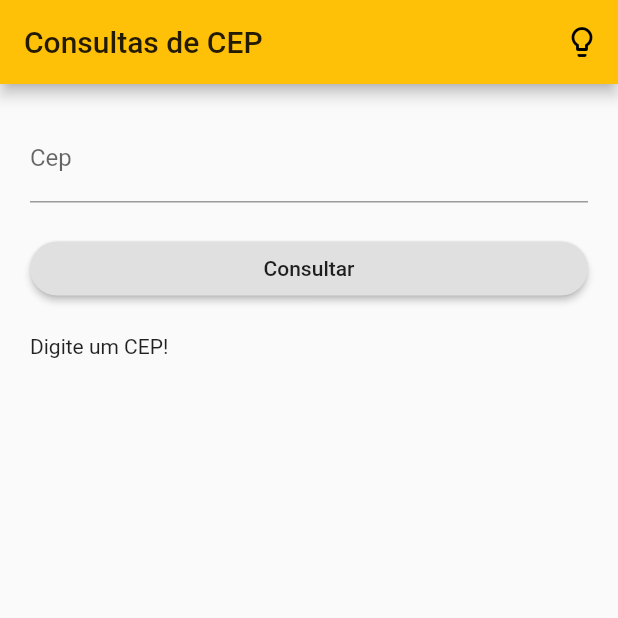
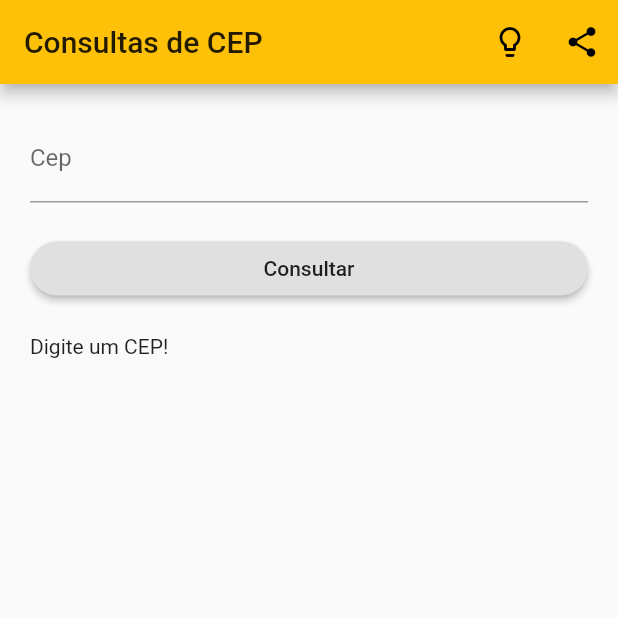
Before and after one commit to marcoafsilva/search-cep, a Flutter app: the screen it shows after launch, after a tap on "Consultar", on a phone screen of 412 x 824 dp, the top half of it. Run offline on Flutter 3.47's test engine with Material 2 defaults, Android fonts, the phone set to English and light mode, and no system bars; our stand-ins replace dynamic_theme, flushbar, share; missing offline and left inert: screen.

Commit message:
Itens desafio

```diff
--- a/lib/main.dart
+++ b/lib/main.dart
@@ -1,14 +1,31 @@
+import 'package:dynamic_theme/dynamic_theme.dart';
 import 'package:flutter/material.dart';
 import 'package:search_cep/views/home_page.dart';
 
 
 void main() {
-  runApp(MaterialApp(
-    debugShowCheckedModeBanner: false,
-    home: HomePage(),
-    theme: ThemeData(brightness: Brightness.light, primarySwatch: Colors.amber),
-    darkTheme: ThemeData(
-      brightness: Brightness.dark,
-    ),
-  ));
+  runApp(
+    MyApp()
+  );
 }
+
+class MyApp extends StatelessWidget {
+  @override
+  Widget build(BuildContext context) {
+    return new DynamicTheme(
+      defaultBrightness: Brightness.light,
+      data: (brightness) => new ThemeData(
+        primarySwatch: Colors.amber,
+        brightness: brightness,
+      ),
+      themedWidgetBuilder: (context, theme) {
+        return new MaterialApp(
+          title: 'Flutter Demo',
+          theme: theme,
+          debugShowCheckedModeBanner: false,
+          home: HomePage(),
+        );
+      }
+    );
+  }
+}
--- a/lib/services/via_cep_service.dart
+++ b/lib/services/via_cep_service.dart
@@ -1,7 +1,6 @@
 import 'package:flutter/widgets.dart';
 import 'package:search_cep/models/ResultCep.dart';
 import 'package:http/http.dart' as http;
-import 'package:flutter_masked_text/flutter_masked_text.dart';
 
 
 
--- a/lib/views/home_page.dart
+++ b/lib/views/home_page.dart
@@ -1,3 +1,4 @@
+import 'package:dynamic_theme/dynamic_theme.dart';
 import 'package:flutter/material.dart';
 import 'package:flutter/services.dart';
 import 'package:search_cep/models/ResultCep.dart';
@@ -28,6 +29,13 @@ class _HomePageState extends State<HomePage> {
           IconButton(
             icon: Icon(Icons.lightbulb_outline),
             onPressed: () {
+              changeBrightness();
+
+            },
+          ),
+          IconButton(
+            icon: Icon(Icons.share),
+            onPressed: () {
               Share.share('check out my website https://example.com');
             },
           )
@@ -38,6 +46,10 @@ class _HomePageState extends State<HomePage> {
         child: _buildForm(),
       ),
     );
+  }
+
+  void changeBrightness() {
+    DynamicTheme.of(context).setBrightness(Theme.of(context).brightness == Brightness.dark? Brightness.light: Brightness.dark);
   }
 
   Widget _buildForm() {
@@ -54,8 +66,41 @@ class _HomePageState extends State<HomePage> {
   Widget _buildResultCepText() {
     return Padding(
       padding: EdgeInsets.only(top: 20),
-      child: Text(
-        _resultCep != null ? _resultCep.toJson() : 'Digite um CEP!'
+      child: (
+        _resultCep != null ? _printCepData(_resultCep) : Text('Digite um CEP!')
+      ),
+    );
+  }
+
+  Widget _printCepData(cep) {
+    return Column(
+      crossAxisAlignment: CrossAxisAlignment.start,
+      children: <Widget>[
+        _cepLinePrint('Cep', cep.cep),
+        _cepLinePrint('Logradouro', cep.logradouro),
+        _cepLinePrint('Complemento', cep.complemento),
+        _cepLinePrint('Bairro', cep.bairro),
+        _cepLinePrint('Localidade', cep.localidade),
+        _cepLinePrint('UF', cep.uf),
+        _cepLinePrint('Unidade', cep.unidade),
+        _cepLinePrint('Ibge', cep.ibge),
+        _cepLinePrint('Gia', cep.gia),
+
+      ],
+    );
+  }
+
+  Widget _cepLinePrint(title, value) {
+    return RichText(
+      text: TextSpan(
+        style: TextStyle(
+          fontSize: 16.0,
+          color: Colors.black
+        ),
+        children: <TextSpan>[
+          TextSpan(text: '$title: ', style: TextStyle(fontWeight: FontWeight.bold)),
+          TextSpan(text: value)
+        ]
       ),
     );
   }
@@ -64,7 +109,8 @@ class _HomePageState extends State<HomePage> {
     return TextFormField(
       // autofocus: true,
       inputFormatters: [
-        LengthLimitingTextInputFormatter(8)
+        LengthLimitingTextInputFormatter(8),
+        WhitelistingTextInputFormatter.digitsOnly
       ],
       keyboardType: TextInputType.number,
       textInputAction: TextInputAction.done,
@@ -125,8 +171,18 @@ class _HomePageState extends State<HomePage> {
     }
 
     try {
-      final result = await ViaCepService.fetchCep(cep: cep);
+      var result = await ViaCepService.fetchCep(cep: cep);
 
+      if (result.cep == null) {
+
+        Flushbar(
+          title: "Ops...",
+          message: "CEP Desconhecido! =(",
+          duration: Duration(seconds: 3),
+        ).show(context);
+
+        result = null;
+      }
 
       setState(() {
         _resultCep = result;
```
Also changed, not shown: 1 other file. Lines whose indentation alone changed are shown as unchanged.
